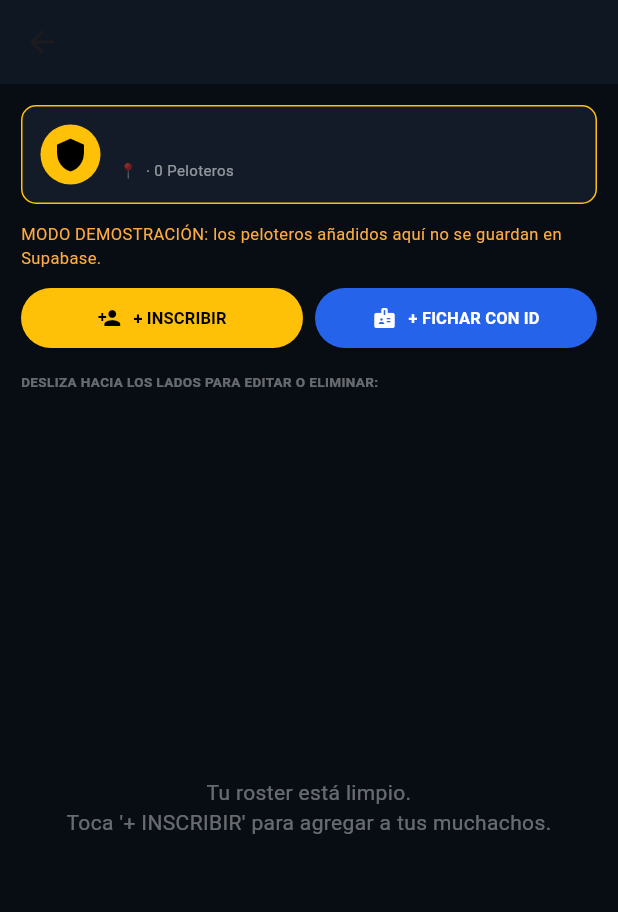
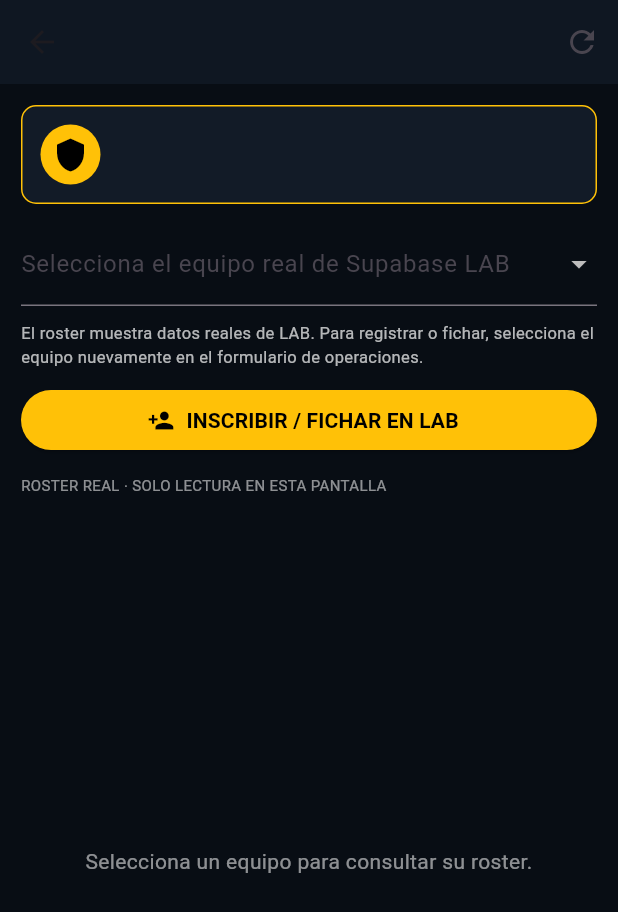
Before and after one commit to cuevas5406/softball-world-lineup, a Flutter app: the MasterTeamTab screen opened directly with empty values, on a phone screen of 412 x 824 dp. Shown: the top 912 px of the screen. Run offline on Flutter 3.47's test engine with Material 3 defaults, Android fonts, the phone set to English and light mode, and no system bars; our stand-ins replace supabase_flutter; accounts and stored records are empty.

Commit message:
Update main.dart

```diff
--- a/lib/main.dart
+++ b/lib/main.dart
@@ -1674,94 +1674,68 @@ class MasterTeamTab extends StatefulWidget {
   final String teamName;
   final String teamProvince;
 
-  const MasterTeamTab({super.key, required this.userRole, required this.userName, required this.teamName, required this.teamProvince});
+  const MasterTeamTab({super.key, required this.userRole, required this.userName,
+    required this.teamName, required this.teamProvince});
 
   @override
   State<MasterTeamTab> createState() => _MasterTeamTabState();
 }
 
 class _MasterTeamTabState extends State<MasterTeamTab> {
-  // Roster LOCAL de demostración: no está persistido ni autoriza fichajes reales.
-  List<Map<String, String>> roster = [];
-
-  void _addPlayerManual() {
-    final nameCtrl = TextEditingController();
-    final numCtrl = TextEditingController();
-
-    showDialog(
-      context: context,
-      builder: (ctx) => AlertDialog(
-        backgroundColor: const Color(0xFF16202C),
-        title: const Text("Inscribir Pelotero", style: TextStyle(color: Colors.amber, fontSize: 15)),
-        content: Column(
-          mainAxisSize: MainAxisSize.min,
-          children: [
-            TextField(controller: nameCtrl, style: const TextStyle(color: Colors.white), decoration: const InputDecoration(labelText: "Nombre y Apellido")),
-            TextField(controller: numCtrl, keyboardType: TextInputType.number, style: const TextStyle(color: Colors.white), decoration: const InputDecoration(labelText: "Número (#)")),
-          ],
-        ),
-        actions: [
-          TextButton(onPressed: () => Navigator.pop(ctx), child: const Text("CANCELAR")),
-          ElevatedButton(
-            style: ElevatedButton.styleFrom(backgroundColor: Colors.amber),
-            onPressed: () {
-              if (nameCtrl.text.isNotEmpty) {
+  late Future<List<Map<String, dynamic>>> _teams;
+  Future<List<Map<String, dynamic>>>? _roster;
+  String? _selectedTeamId;
+  String? _selectedTeamName;
+  String? _selectedProvince;
+
+  @override
+  void initState() {
+    super.initState();
+    _teams = _fetchTeams();
+  }
+
+  Future<List<Map<String, dynamic>>> _fetchTeams() async {
+    final rows = await Supabase.instance.client.from('teams')
+        .select('id, name, province').order('name');
+    return List<Map<String, dynamic>>.from(rows);
+  }
+
+  Future<List<Map<String, dynamic>>> _fetchRoster(String teamId) async {
+    final rows = await Supabase.instance.client.rpc(
+      'swl_get_team_roster', params: {'p_team_id': teamId});
+    if (rows is! List) throw StateError('Respuesta de roster inesperada.');
+    return rows.map((r) => Map<String, dynamic>.from(r as Map)).toList();
+  }
+
+  void _selectTeam(Map<String, dynamic> team) {
+    final id = team['id']?.toString();
+    if (id == null || id.isEmpty) return;
     setState(() {
-                  roster.add({
-                    "id": DateTime.now().millisecondsSinceEpoch.toString(),
-                    "name": nameCtrl.text.trim(),
-                    "num": numCtrl.text.trim().isEmpty ? "00" : numCtrl.text.trim(),
-                    "playerId": "RD-${Random().nextInt(9000) + 1000}",
-                    "type": "Oficial"
+      _selectedTeamId = id;
+      _selectedTeamName = team['name']?.toString();
+      _selectedProvince = team['province']?.toString();
+      _roster = _fetchRoster(id);
     });
-                });
-                Navigator.pop(ctx);
-              }
-            },
-            child: const Text("GUARDAR", style: TextStyle(color: Colors.black)),
-          ),
-        ],
-      ),
-    );
-  }
-
-  void _addByPlayerId() {
-    final idCtrl = TextEditingController();
-
-    showDialog(
-      context: context,
-      builder: (ctx) => AlertDialog(
-        backgroundColor: const Color(0xFF16202C),
-        title: const Text("Fichar Refuerzo con ID", style: TextStyle(color: Colors.amber, fontSize: 15)),
-        content: TextField(
-          controller: idCtrl,
-          textCapitalization: TextCapitalization.characters,
-          style: const TextStyle(color: Colors.white, fontWeight: FontWeight.bold, letterSpacing: 2),
-          decoration: const InputDecoration(hintText: "Ej: RD-8420"),
-        ),
-        actions: [
-          TextButton(onPressed: () => Navigator.pop(ctx), child: const Text("CANCELAR")),
-          ElevatedButton(
-            style: ElevatedButton.styleFrom(backgroundColor: Colors.amber),
-            onPressed: () {
-              if (idCtrl.text.isNotEmpty) {
-                setState(() {
-                  roster.add({
-                    "id": DateTime.now().millisecondsSinceEpoch.toString(),
-                    "name": "Pelotero Refuerzo",
-                    "num": "99",
-                    "playerId": idCtrl.text.trim().toUpperCase(),
-                    "type": "Refuerzo"
-                  });
-                });
-                Navigator.pop(ctx);
-              }
-            },
-            child: const Text("FICHAR", style: TextStyle(color: Colors.black)),
-          ),
-        ],
-      ),
-    );
+  }
+
+  void _refreshRoster() {
+    final id = _selectedTeamId;
+    if (id != null) setState(() => _roster = _fetchRoster(id));
+  }
+
+  Future<void> _openLabActions() async {
+    // El panel existente conserva sus confirmaciones y validaciones RPC.
+    // El usuario debe seleccionar el equipo también dentro del panel.
+    await Navigator.of(context).push(MaterialPageRoute<void>(
+      builder: (_) => Scaffold(
+        backgroundColor: const Color(0xFF080D14),
+        appBar: AppBar(title: const Text('Registrar y fichar — LAB'),
+          backgroundColor: const Color(0xFF0F1722)),
+        body: const SafeArea(child: SingleChildScrollView(
+          padding: EdgeInsets.all(12), child: SwlPlayersLabPanel())),
+      ),
+    ));
+    if (mounted) _refreshRoster();
   }
 
   @override
@@ -1770,122 +1744,122 @@ class _MasterTeamTabState extends State<MasterTeamTab> {
       backgroundColor: const Color(0xFF080D14),
       appBar: AppBar(
         backgroundColor: const Color(0xFF0F1722),
-        title: Text(widget.teamName, style: const TextStyle(fontWeight: FontWeight.bold, fontSize: 15)),
+        title: Text(widget.teamName,
+          style: const TextStyle(fontWeight: FontWeight.bold, fontSize: 15)),
+        actions: [IconButton(onPressed: _refreshRoster,
+          tooltip: 'Actualizar roster', icon: const Icon(Icons.refresh))],
       ),
       body: Padding(
         padding: const EdgeInsets.all(14),
-        child: Column(
-          crossAxisAlignment: CrossAxisAlignment.start,
-          children: [
-            // Cabecera del equipo
+        child: Column(crossAxisAlignment: CrossAxisAlignment.stretch, children: [
           Container(
             padding: const EdgeInsets.all(12),
-              decoration: BoxDecoration(color: const Color(0xFF121B27), borderRadius: BorderRadius.circular(10), border: Border.all(color: Colors.amber)),
-              child: Row(
-                children: [
-                  const CircleAvatar(backgroundColor: Colors.amber, child: Icon(Icons.shield, color: Colors.black)),
+            decoration: BoxDecoration(color: const Color(0xFF121B27),
+              borderRadius: BorderRadius.circular(10),
+              border: Border.all(color: Colors.amber)),
+            child: Row(children: [
+              const CircleAvatar(backgroundColor: Colors.amber,
+                child: Icon(Icons.shield, color: Colors.black)),
               const SizedBox(width: 12),
-                  Expanded(
-                    child: Column(crossAxisAlignment: CrossAxisAlignment.start, children: [
-                      Text(widget.teamName, style: const TextStyle(color: Colors.white, fontWeight: FontWeight.bold, fontSize: 15)),
-                      Text("📍 ${widget.teamProvince} · ${roster.length} Peloteros", style: const TextStyle(color: Colors.white54, fontSize: 10)),
+              Expanded(child: Column(crossAxisAlignment: CrossAxisAlignment.start,
+                children: [
+                  Text(_selectedTeamName ?? widget.teamName,
+                    style: const TextStyle(color: Colors.white,
+                      fontWeight: FontWeight.bold, fontSize: 15)),
+                  Text(_selectedProvince ?? widget.teamProvince,
+                    style: const TextStyle(color: Colors.white54, fontSize: 11)),
+                ])),
             ]),
           ),
-                ],
-              ),
-            ),
-
           const SizedBox(height: 12),
-
-            const Text('MODO DEMOSTRACIÓN: los peloteros añadidos aquí no se guardan en Supabase.',
-              style: TextStyle(color: Colors.orangeAccent, fontSize: 11)),
+          FutureBuilder<List<Map<String, dynamic>>>(
+            future: _teams,
+            builder: (context, snapshot) {
+              if (snapshot.hasError) return Text('No se pudieron consultar equipos: ${snapshot.error}',
+                style: const TextStyle(color: Colors.orangeAccent));
+              if (!snapshot.hasData) return const LinearProgressIndicator();
+              final teams = snapshot.data!;
+              return DropdownButtonFormField<String>(
+                value: teams.any((t) => t['id']?.toString() == _selectedTeamId)
+                  ? _selectedTeamId : null,
+                isExpanded: true,
+                decoration: const InputDecoration(
+                  labelText: 'Selecciona el equipo real de Supabase LAB'),
+                items: teams.map((t) => DropdownMenuItem<String>(
+                  value: t['id'].toString(),
+                  child: Text('${t['name']} — ${t['province'] ?? ''}',
+                    overflow: TextOverflow.ellipsis))).toList(),
+                onChanged: (id) {
+                  for (final team in teams) {
+                    if (team['id']?.toString() == id) { _selectTeam(team); break; }
+                  }
+                },
+              );
+            },
+          ),
+          const SizedBox(height: 10),
+          const Text('El roster muestra datos reales de LAB. Para registrar o fichar, '
+            'selecciona el equipo nuevamente en el formulario de operaciones.',
+            style: TextStyle(color: Colors.white70, fontSize: 11)),
+          const SizedBox(height: 10),
+          ElevatedButton.icon(
+            style: ElevatedButton.styleFrom(backgroundColor: Colors.amber),
+            onPressed: _openLabActions,
+            icon: const Icon(Icons.person_add, color: Colors.black),
+            label: const Text('INSCRIBIR / FICHAR EN LAB',
+              style: TextStyle(color: Colors.black, fontWeight: FontWeight.bold)),
+          ),
+          const SizedBox(height: 12),
+          const Text('ROSTER REAL · SOLO LECTURA EN ESTA PANTALLA',
+            style: TextStyle(color: Colors.white54, fontSize: 10)),
           const SizedBox(height: 8),
-            // Botones de acción del Mánager
-            Row(
-              children: [
-                Expanded(
-                  child: ElevatedButton.icon(
-                    style: ElevatedButton.styleFrom(backgroundColor: Colors.amber, padding: const EdgeInsets.symmetric(vertical: 10)),
-                    icon: const Icon(Icons.person_add, color: Colors.black, size: 16),
-                    label: const Text("+ INSCRIBIR", style: TextStyle(color: Colors.black, fontWeight: FontWeight.bold, fontSize: 11)),
-                    onPressed: _addPlayerManual,
-                  ),
-                ),
-                const SizedBox(width: 8),
-                Expanded(
-                  child: ElevatedButton.icon(
-                    style: ElevatedButton.styleFrom(backgroundColor: const Color(0xFF2563EB), padding: const EdgeInsets.symmetric(vertical: 10)),
-                    icon: const Icon(Icons.badge, color: Colors.white, size: 16),
-                    label: const Text("+ FICHAR CON ID", style: TextStyle(color: Colors.white, fontWeight: FontWeight.bold, fontSize: 11)),
-                    onPressed: _addByPlayerId,
-                  ),
-                ),
-              ],
-            ),
-
-            const SizedBox(height: 12),
-            const Text("DESLIZA HACIA LOS LADOS PARA EDITAR O ELIMINAR:", style: TextStyle(color: Colors.white38, fontSize: 9, fontWeight: FontWeight.bold)),
-            const SizedBox(height: 6),
-
-            // LISTA DE PELOTEROS CON SWIPE (DISMISSIBLE) - Punto 4
-            Expanded(
-              child: roster.isEmpty
-                  ? const Center(child: Text("Tu roster está limpio.\nToca '+ INSCRIBIR' para agregar a tus muchachos.", textAlign: TextAlign.center, style: TextStyle(color: Colors.white38)))
-                  : ListView.builder(
+          Expanded(child: _roster == null
+            ? const Center(child: Text('Selecciona un equipo para consultar su roster.',
+                textAlign: TextAlign.center,
+                style: TextStyle(color: Colors.white54)))
+            : FutureBuilder<List<Map<String, dynamic>>>(
+                future: _roster,
+                builder: (context, snapshot) {
+                  if (snapshot.hasError) return Center(child: SelectableText(
+                    'Error al consultar el roster: ${snapshot.error}'));
+                  if (!snapshot.hasData) return const Center(
+                    child: CircularProgressIndicator());
+                  final roster = snapshot.data!;
+                  if (roster.isEmpty) return const Center(child: Text(
+                    'Este equipo todavía no tiene peloteros fichados.',
+                    style: TextStyle(color: Colors.white54)));
+                  return ListView.builder(
                     itemCount: roster.length,
-                      itemBuilder: (ctx, i) {
-                        final p = roster[i];
-                        return Dismissible(
-                          key: Key(p["id"]!),
-                          // Deslizar a la izquierda: ROJO BORRAR
-                          secondaryBackground: Container(
-                            alignment: Alignment.centerRight,
-                            padding: const EdgeInsets.only(right: 16),
-                            color: Colors.redAccent,
-                            child: const Icon(Icons.delete, color: Colors.white),
-                          ),
-                          // Deslizar a la derecha: AZUL EDITAR
-                          background: Container(
-                            alignment: Alignment.centerLeft,
-                            padding: const EdgeInsets.only(left: 16),
-                            color: Colors.blueAccent,
-                            child: const Icon(Icons.edit, color: Colors.white),
-                          ),
-                          confirmDismiss: (direction) async {
-                            if (direction == DismissDirection.endToStart) {
-                              // Borrar
-                              setState(() => roster.removeAt(i));
-                              ScaffoldMessenger.of(context).showSnackBar(SnackBar(content: Text("Pelotero ${p['name']} eliminado.")));
-                              return true;
-                            } else {
-                              // Editar
-                              ScaffoldMessenger.of(context).showSnackBar(SnackBar(content: Text("Editando a ${p['name']}...")));
-                              return false;
-                            }
-                          },
-                          child: Container(
+                    itemBuilder: (context, index) {
+                      final p = roster[index];
+                      return Container(
                         margin: const EdgeInsets.only(bottom: 6),
                         padding: const EdgeInsets.all(10),
-                            decoration: BoxDecoration(color: const Color(0xFF121B27), borderRadius: BorderRadius.circular(8)),
-                            child: Row(
-                              children: [
-                                CircleAvatar(backgroundColor: const Color(0xFF0F172A), radius: 14, child: Text(p["num"]!, style: const TextStyle(color: Colors.amber, fontSize: 10, fontWeight: FontWeight.bold))),
+                        decoration: BoxDecoration(color: const Color(0xFF121B27),
+                          borderRadius: BorderRadius.circular(8)),
+                        child: Row(children: [
+                          CircleAvatar(backgroundColor: const Color(0xFF0F172A),
+                            radius: 16, child: Text('${p['jersey_number'] ?? '00'}',
+                              style: const TextStyle(color: Colors.amber, fontSize: 10))),
                           const SizedBox(width: 10),
-                                Expanded(child: Column(crossAxisAlignment: CrossAxisAlignment.start, children: [
-                                  Text(p["name"]!, style: const TextStyle(color: Colors.white, fontWeight: FontWeight.bold, fontSize: 12)),
-                                  Text("ID: ${p["playerId"]!} · ${p["type"]!}", style: const TextStyle(color: Colors.white54, fontSize: 9)),
+                          Expanded(child: Column(
+                            crossAxisAlignment: CrossAxisAlignment.start,
+                            children: [
+                              Text('${p['first_name'] ?? ''} ${p['last_name'] ?? ''}',
+                                style: const TextStyle(color: Colors.white,
+                                  fontWeight: FontWeight.bold, fontSize: 12)),
+                              Text('${p['universal_id'] ?? ''} · ${p['primary_position'] ?? ''}'
+                                '${p['is_refuerzo'] == true ? ' · Refuerzo' : ''}',
+                                style: const TextStyle(color: Colors.white54, fontSize: 10)),
                             ])),
-                                const Icon(Icons.swap_horiz, color: Colors.white24, size: 16),
-                              ],
-                            ),
-                          ),
+                        ]),
                       );
                     },
-                    ),
-            ),
-          ],
-        ),
-      ),
-    );
-  }
-}
+                  );
+                },
+              )),
+        ]),
+      ),
+    );
+  }
+}
```
Lines whose indentation alone changed are shown as unchanged.
